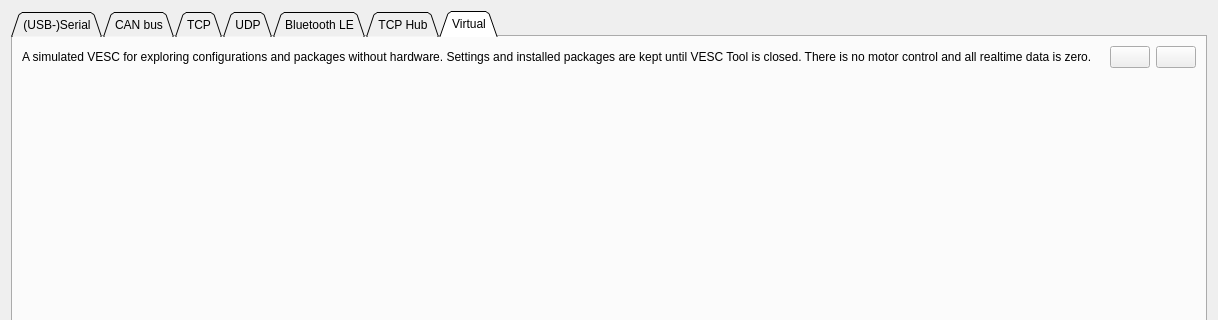
Qt form pages/pageconnection.ui (vedderb/vesc_tool) before a commit; both pictures show x 0 to 1218 and y 0 to 320 of the 1218 by 701 pixel window.
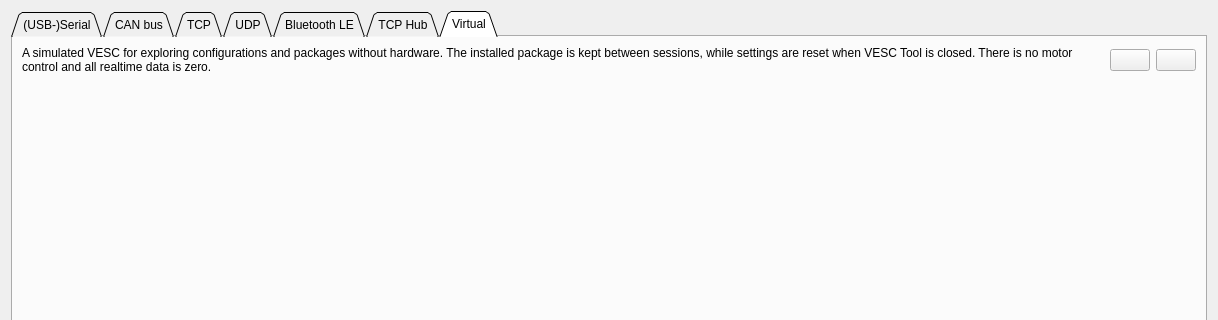
The same form after that commit. The open tabs and pages were chosen to show the change. Icons and pictures are not drawn.

Commit message:
Keep the installed package of the Virtual VESC between sessions
The Lisp and QML code slots are stored in the app data directory, like
the flash of a real VESC, and restored on start. Valid Lisp code is
started on load like the firmware does on boot, so the package config
page and QML UI come back. Configuration values are not stored.

The edit to the form file:
```diff
--- a/pages/pageconnection.ui
+++ b/pages/pageconnection.ui
@@ -1068,7 +1068,7 @@
          <item>
           <widget class="QLabel" name="virtualInfoLabel">
            <property name="text">
-            <string>A simulated VESC for exploring configurations and packages without hardware. Settings and installed packages are kept until VESC Tool is closed. There is no motor control and all realtime data is zero.</string>
+            <string>A simulated VESC for exploring configurations and packages without hardware. The installed package is kept between sessions, while settings are reset when VESC Tool is closed. There is no motor control and all realtime data is zero.</string>
            </property>
            <property name="wordWrap">
             <bool>true</bool>
```
The commit also changes 2 other files.
